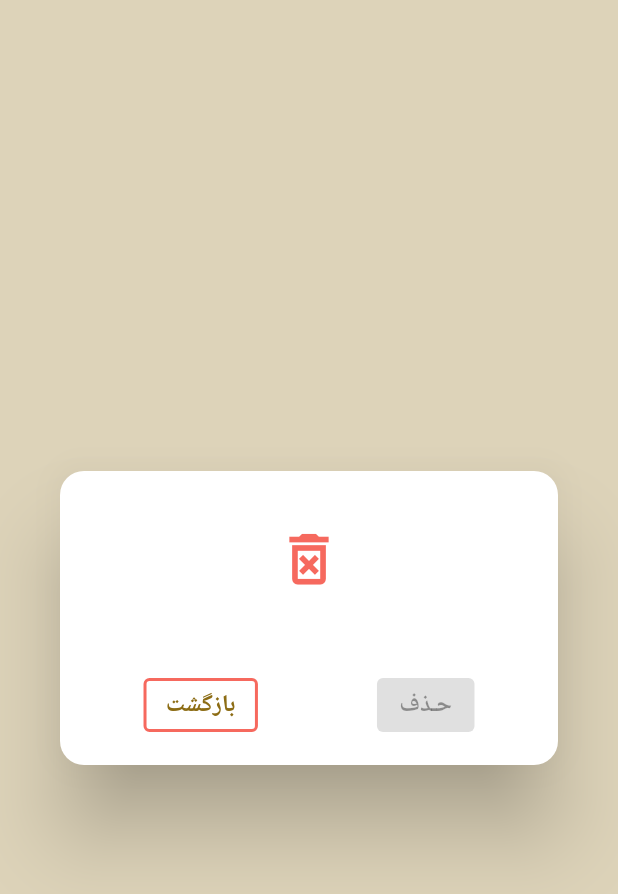
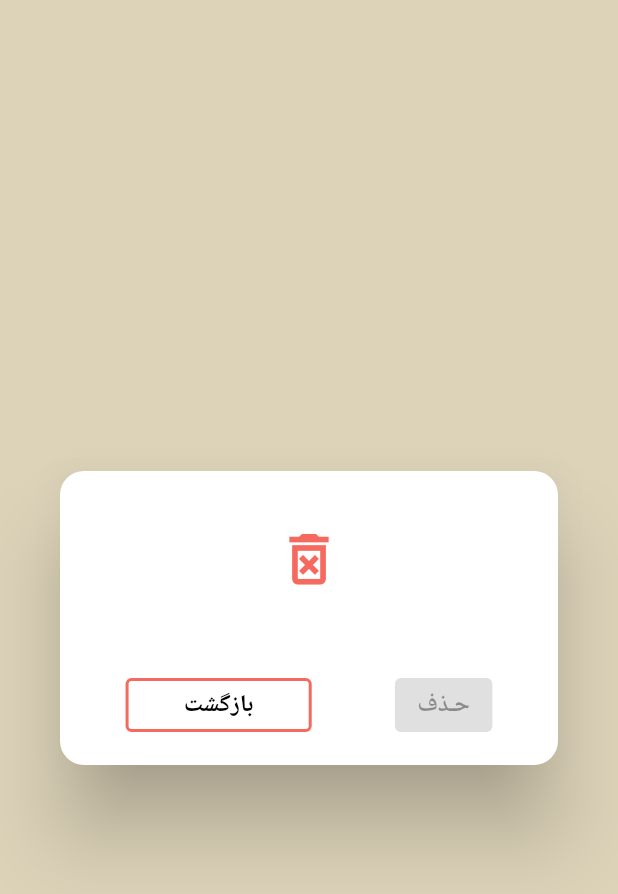
Before and after one commit to aminJamali/coocking, a Flutter app: the DeleteDialog widget shown alone on an empty page, opened directly with empty values, on a phone screen of 412 x 824 dp. Shown: the top 894 px of the screen. Run offline on Flutter 3.47's test engine with Material 2 defaults, Android fonts, the light colour scheme and no system bars; our stand-ins replace dartz, dio, flutter_slider_drawer, fluttertoast, get, image_picker; network calls fail; Roboto replaces fonts that are missing (IRANSans).

Commit message:
feat: ingredients complete

```diff
--- a/lib/src/infrastructures/styles/cooking_theme_data.dart
+++ b/lib/src/infrastructures/styles/cooking_theme_data.dart
@@ -37,6 +37,7 @@ ThemeData cookingThemeData = ThemeData(
   fontFamily: 'IRANSans',
   textTheme: const TextTheme(
     button: TextStyle(fontSize: 16, fontWeight: FontWeight.bold),
+
   ),
   floatingActionButtonTheme: floatingActionButtonThemeData(),
   elevatedButtonTheme: elevatedButtonThemeData(),
--- a/lib/src/infrastructures/utils/utils.dart
+++ b/lib/src/infrastructures/utils/utils.dart
@@ -73,14 +73,14 @@ class Utils {
   static AdvanceHttpClient http() {
     final AdvanceHttpClient _httpclient = AdvanceHttpClient(
       baseUrl: Parameters.fullUrl,
-      handleExceptionCallBack: handleException,
+      handleExceptionCallBack:(final key)=> errorToast(message: key),
     );
     return _httpclient;
   }
 
-  static void handleException(final String exceptionKey) =>
+  static void errorToast({required final String message}) =>
       Fluttertoast.showToast(
-          msg: exceptionKey, backgroundColor: Get.theme.colorScheme.error);
+          msg: message, backgroundColor: Get.theme.colorScheme.error);
 
   static void successToast({required final String message}) =>
       Fluttertoast.showToast(msg: message, backgroundColor: successColor);
--- a/lib/src/infrastructures/utils/utils_theme.dart
+++ b/lib/src/infrastructures/utils/utils_theme.dart
@@ -33,14 +33,15 @@ class UtilsTheme {
         borderSide: BorderSide(width: width, color: color),
       );
 
-  static ButtonStyle errorOutlineButtonStyle() => ButtonStyle(
-          side: MaterialStateProperty.all(
-        BorderSide(
-          style: BorderStyle.solid,
-          color: Get.theme.colorScheme.error,
-          width: 2.0,
-        ),
-      ));
+  static ButtonStyle errorOutlineButtonStyle() =>OutlinedButton.styleFrom(
+    primary: Colors.black,
+    side: BorderSide(
+      style: BorderStyle.solid,
+      color: Get.theme.colorScheme.error,
+      width: 2.0,
+    ),
+  )
+;
 
   static ButtonStyle errorFillButtonStyle() => ElevatedButton.styleFrom(
         primary: Get.theme.colorScheme.error,
--- a/lib/src/pages/admin/ingredients/controllers/ingredients_edit_controller.dart
+++ b/lib/src/pages/admin/ingredients/controllers/ingredients_edit_controller.dart
@@ -32,8 +32,12 @@ class IngredientsEditController extends IngredientsModifyController {
   @override
   void submitTaped() {
     if (modifyMaterialFormKey.currentState!.validate()) {
+      if (ingredientsDto.avatarId != null) {
       modifyMaterialFormKey.currentState!.save();
       registerIngredient();
+      }else{
+        Utils.errorToast(message: 'انتخاب تصویر اجباری می باشد!');
+      }
     }
   }
 
--- a/lib/src/pages/admin/ingredients/views/dialog/modify_ingredients_dialog.dart
+++ b/lib/src/pages/admin/ingredients/views/dialog/modify_ingredients_dialog.dart
@@ -67,7 +67,7 @@ class ModifyIngredientsDialog<T extends IngredientsModifyController>
             ? const CircularProgressIndicator()
             : DropdownButtonFormField<IngredientUnitsViewModel>(
                 value: controller.selectedUnit,
-                decoration: UtilsTheme.textFormFieldDecoration(label: 'واحد'),
+                decoration: UtilsTheme.textFormFieldDecoration(label: 'واحد*'),
                 onSaved:controller.onUnitSelected,
                 onChanged: (final value) => {},
                 validator: (final value) => Utils.validateText(value?.title),
@@ -83,7 +83,7 @@ class ModifyIngredientsDialog<T extends IngredientsModifyController>
       validator: Utils.validateText,
       initialValue: controller.ingredientsViewModel?.title,
       decoration:
-          UtilsTheme.textFormFieldDecoration(hint: 'مثال: شکر', label: 'عنوان'),
+          UtilsTheme.textFormFieldDecoration(hint: 'مثال: شکر', label: 'عنوان*'),
       onSaved: (final value) => controller.ingredientsDto.title = value!);
 
   Widget _header()=>DialogHeader(
--- a/lib/src/pages/admin/ingredients/views/ingredients_page.dart
+++ b/lib/src/pages/admin/ingredients/views/ingredients_page.dart
@@ -14,6 +14,7 @@ class IngredientsPage extends StatelessWidget {
 
   @override
   Widget build(final BuildContext context) => Scaffold(
+    resizeToAvoidBottomInset: false,
         floatingActionButton: _addButton(),
         appBar: _appBar(),
         body: _body(),
--- a/lib/src/pages/admin/ingredients/views/widgets/ingredients_list.dart
+++ b/lib/src/pages/admin/ingredients/views/widgets/ingredients_list.dart
@@ -51,7 +51,7 @@ class IngredientsList extends GetView<IngredientsController> {
         page: Obx(() => DeleteDialog(
               headerTitle: 'حذف ماده اولیه',
               loading: controller.deleteLoading.value,
-              bodyMessage: 'آیا مواد اولیه انتخابی حذف شود؟',
+              bodyMessage: 'آیا ماده اولیه انتخابی حذف شود؟',
               doneButtonTitle: 'حذف ماده اولیه',
               onDeleteTaped: () => controller.deleteIngredient(ingredientsId),
             )),
--- a/lib/src/pages/shared/views/dialogs/delete_dialog.dart
+++ b/lib/src/pages/shared/views/dialogs/delete_dialog.dart
@@ -43,7 +43,7 @@ class DeleteDialog extends StatelessWidget {
                   Text(
                     bodyMessage!,
                     style: const TextStyle(
-                      fontSize: 14,
+                      fontSize: 16,
                     ),
                   ),
                 Utils.largeVerticalSpace,
@@ -70,7 +70,7 @@ class DeleteDialog extends StatelessWidget {
             style: UtilsTheme.errorFillButtonStyle(),
           ),
           AdvanceOutlinedButton(
-            title: 'بازگشت',
+            title: '      بازگشت      ',
             onPressed: Get.back,
             style: UtilsTheme.errorOutlineButtonStyle(),
           ),
```
Also changed, not shown: lib/src/pages/admin/ingredients/controllers/ingredients_controller.dart (+6 -4 lines), lib/src/pages/admin/ingredients/controllers/ingredients_modify_controller.dart (+8 -8 lines), lib/src/pages/admin/ingredients/controllers/ingredients_register_controller.dart (+6 -2 lines), lib/src/pages/admin/ingredients/views/widgets/ingredients_list_item.dart (+34 -17 lines), lib/src/pages/login/controllers/login_controller.dart (+5 -4 lines).
